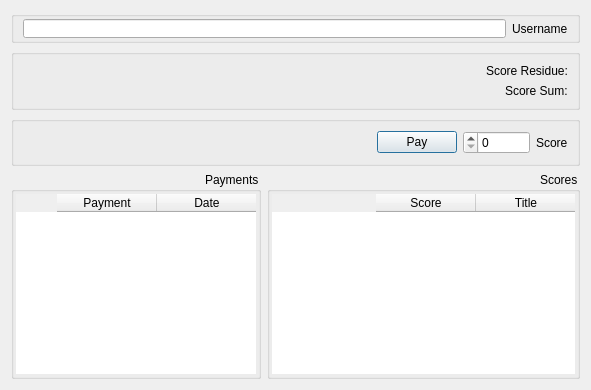
Qt form Client/reghaabat/payment.ui (nournia/ketabkhaane) before a commit.
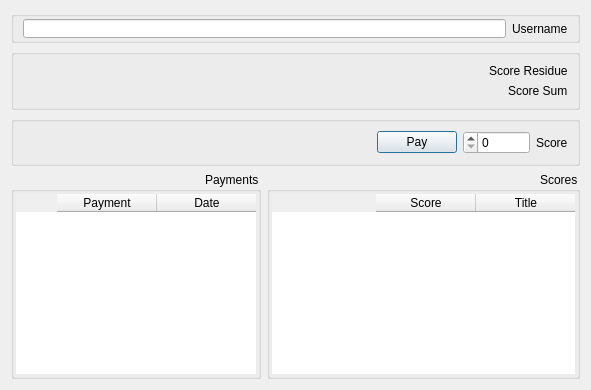
The same form after that commit. Icons and pictures are not drawn. Custom widgets are drawn as their Qt base class.

Commit message: fix color of user score

Diff of the .ui file:
```diff
--- a/Client/reghaabat/payment.ui
+++ b/Client/reghaabat/payment.ui
@@ -61,7 +61,7 @@
       <item row="0" column="0">
        <widget class="QLabel" name="label">
         <property name="text">
-         <string>Score Residue:</string>
+         <string>Score Residue</string>
         </property>
         <property name="textFormat">
          <enum>Qt::RichText</enum>
@@ -70,15 +70,21 @@
       </item>
       <item row="0" column="1">
        <widget class="QLabel" name="lResidue">
-        <property name="text">
-         <string/>
+        <property name="font">
+         <font>
+          <weight>75</weight>
+          <bold>true</bold>
+         </font>
+        </property>
+        <property name="styleSheet">
+         <string notr="true">color: #049cdb</string>
         </property>
        </widget>
       </item>
       <item row="1" column="0">
        <widget class="QLabel" name="label_4">
         <property name="text">
-         <string>Score Sum:</string>
+         <string>Score Sum</string>
         </property>
         <property name="textFormat">
          <enum>Qt::RichText</enum>
@@ -87,8 +93,14 @@
       </item>
       <item row="1" column="1">
        <widget class="QLabel" name="lSum">
-        <property name="text">
-         <string/>
+        <property name="font">
+         <font>
+          <weight>75</weight>
+          <bold>true</bold>
+         </font>
+        </property>
+        <property name="styleSheet">
+         <string notr="true">color: #049cdb</string>
         </property>
        </widget>
       </item>
```
The commit also changes 1 other file.
